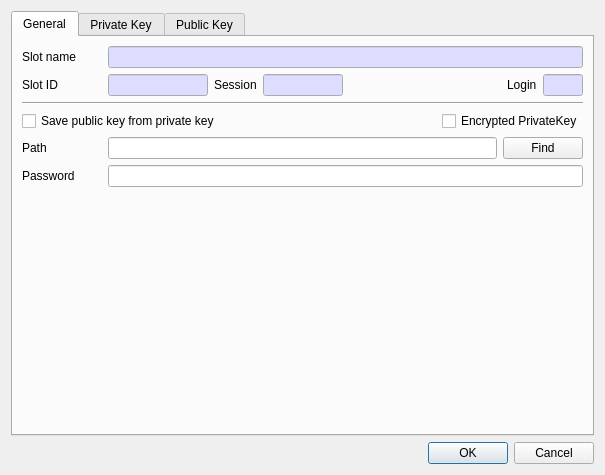
The window that CryptokiMan/import_pri_key_dlg.ui (jykim74/CryptokiMan) describes before a commit, drawn with Qt 5.
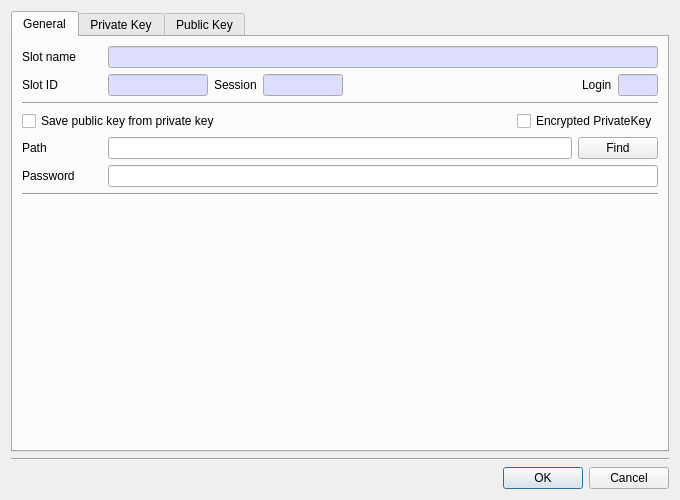
The same window after the commit. The open tabs and pages were chosen to show the change.

What changed in the file:
```diff
--- a/CryptokiMan/import_pri_key_dlg.ui
+++ b/CryptokiMan/import_pri_key_dlg.ui
@@ -6,8 +6,8 @@
    <rect>
     <x>0</x>
     <y>0</y>
-    <width>583</width>
-    <height>475</height>
+    <width>680</width>
+    <height>500</height>
    </rect>
   </property>
   <property name="windowTitle">
@@ -385,6 +385,13 @@
          </item>
         </layout>
        </item>
+       <item>
+        <widget class="Line" name="line">
+         <property name="orientation">
+          <enum>Qt::Horizontal</enum>
+         </property>
+        </widget>
+       </item>
        <item>
         <spacer name="verticalSpacer">
          <property name="orientation">
@@ -891,6 +898,13 @@
      </widget>
     </widget>
    </item>
+   <item>
+    <widget class="Line" name="line_5">
+     <property name="orientation">
+      <enum>Qt::Horizontal</enum>
+     </property>
+    </widget>
+   </item>
    <item>
     <widget class="QDialogButtonBox" name="buttonBox">
      <property name="orientation">
```
Left out of the diff: 2 changed lines with no effect on the pictures.
